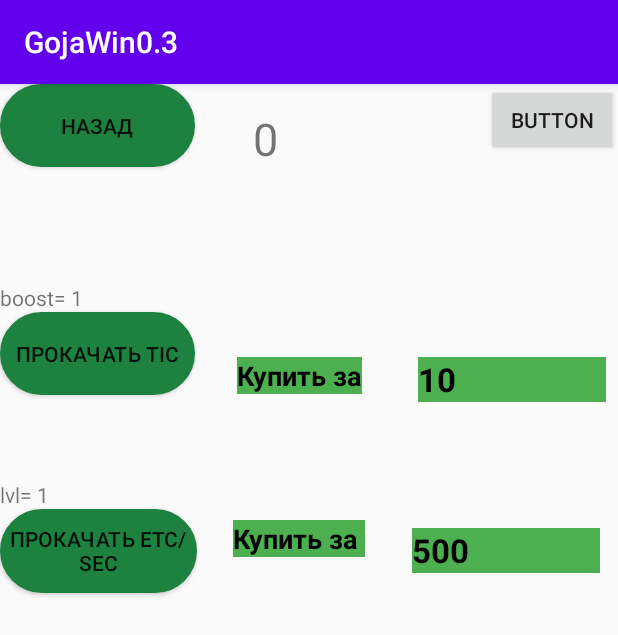
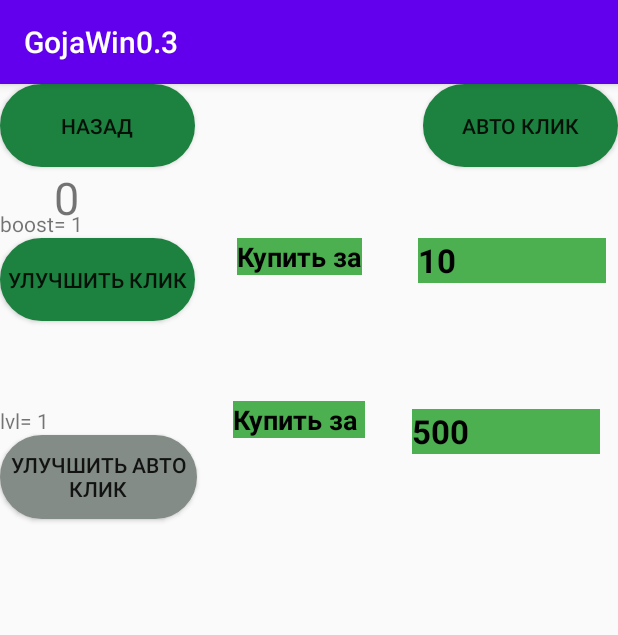
Before and after one commit to Sudkir/Dumpling, an Android app: the screen it shows after launch (MainActivityBuy), after a tap on "ПРОКАЧКА", on a phone screen of 412 x 824 dp. Shown: the top 635 px of the screen. Run offline under Robolectric (Android 15) with nearby library versions, the phone set to English and light mode, and no system bars.

```diff
--- a/app/src/main/java/com/example/gojawin01/MainActivity.java
+++ b/app/src/main/java/com/example/gojawin01/MainActivity.java
@@ -34,6 +34,7 @@ import android.widget.TextView;
 import android.widget.Toast;
 
 import java.util.Map;
+import java.util.Objects;
 import java.util.concurrent.atomic.AtomicInteger;
 
 
@@ -119,6 +120,7 @@ public class MainActivity extends AppCompatActivity {
     // Идентификатор канала
     private static String CHANNEL_ID = "CHANNEL_ID";
 
+    @RequiresApi(api = Build.VERSION_CODES.KITKAT)
     @Override
     protected void onCreate(Bundle savedInstanceState) {
         super.onCreate(savedInstanceState);
@@ -127,7 +129,7 @@ public class MainActivity extends AppCompatActivity {
 
         setContentView(R.layout.activity_main);
         //спрятать заголовок
-        getSupportActionBar().hide();
+        Objects.requireNonNull(getSupportActionBar()).hide();
 
         timerTextView = (TextView) findViewById(R.id.timerTxt);
 
@@ -194,7 +196,6 @@ public class MainActivity extends AppCompatActivity {
             bol = mSettings.getBoolean(APP_PREFERENCES_BOOL, false);
 
         }
-
         //mute
         if (mSettings.contains(APP_PREFERENCES_MUTE)) {
             muteBool = mSettings.getBoolean(APP_PREFERENCES_MUTE, true);
@@ -259,18 +260,13 @@ public class MainActivity extends AppCompatActivity {
             }
 
         }
-
-        if (bol)
-        {
+        if (bol) {
             //зануление счётчика
             timerHandler.removeCallbacks(timerRunnable);
             //старт таймера
             startTime = System.currentTimeMillis();
             timerHandler.postDelayed(timerRunnable, 0);
         }
-
-
-
 
         Bundle arguments1 = getIntent().getExtras();
 
@@ -280,9 +276,7 @@ public class MainActivity extends AppCompatActivity {
                 MediaPlayerMusic.onResume();
             }
         }
-
     }
-
 
     protected void onResume()
 {
@@ -371,7 +365,6 @@ public class MainActivity extends AppCompatActivity {
 
 
     public void SettingsBtn(View v){
-        showNotification("228","\uD83D\uDC7D");
         Intent intent = new Intent(MainActivity.this, MainActivitySettings.class);
         intent.putExtra("mute", muteBool);
         startActivity(intent);
--- a/app/src/main/java/com/example/gojawin01/MainActivityBuy.java
+++ b/app/src/main/java/com/example/gojawin01/MainActivityBuy.java
@@ -1,5 +1,6 @@
 package com.example.gojawin01;
 
+import androidx.annotation.DrawableRes;
 import androidx.annotation.RequiresApi;
 import androidx.appcompat.app.AppCompatActivity;
 import androidx.core.app.NotificationCompat;
@@ -14,6 +15,8 @@ import android.graphics.Color;
 import android.os.Build;
 import android.os.Bundle;
 import android.view.View;
+import android.view.animation.Animation;
+import android.view.animation.AnimationUtils;
 import android.widget.Button;
 import android.widget.TextView;
 import android.widget.Toast;
@@ -40,9 +43,26 @@ public class MainActivityBuy extends AppCompatActivity {
 
     public TextView lvlClick; // показ уровня клика
     public TextView lvlTime; // показ цены тайма
-    boolean bmute;
+    boolean BoolMute;
 
-public  void Pered()//передача переменных
+
+
+    @Override
+    protected void onCreate(Bundle savedInstanceState) {
+        super.onCreate(savedInstanceState);
+        setContentView(R.layout.activity_main_buy);
+        price = (TextView) findViewById(R.id.Price);
+        priceTime = (TextView) findViewById(R.id.PriceTime);
+        countView = (TextView)findViewById(R.id.CountView);
+        lvlClick = (TextView) findViewById(R.id.lvlClickText);
+        lvlTime = (TextView)findViewById(R.id.lvlTimeText);
+        //передача переменных
+        Pered();
+        LoadData();
+    }
+
+
+    public  void Pered()//передача переменных
 {
     Bundle arguments = getIntent().getExtras();
     BuyUp buyUp;
@@ -54,8 +74,9 @@ public  void Pered()//передача переменных
     boostUpTime = buyUp.getBoostUpTimeCl();
     lvlUpTime = buyUp.getLvlUpTimeCl();
     timerBool = buyUp.getTimerBoolCl();
-    bmute = arguments.getBoolean("mute");
-        if(bmute) {
+    //включение плеера
+    BoolMute = arguments.getBoolean("mute");
+        if(BoolMute) {
             MediaPlayerMusic.onResume();
         }
 
@@ -72,7 +93,13 @@ public  void Pered()//передача переменных
         lvlTime.setText("lvl= "+ lvlUpTime);
         if (timerBool){
             Button b = (Button) findViewById(R.id.btnTimer);
-            b.setVisibility(View.INVISIBLE);
+            b.setClickable(false);
+            b.setBackgroundResource(R.drawable.button_unclick);
+        }
+        else {
+            Button b = (Button) findViewById(R.id.btnBoosterTime);
+            b.setClickable(false);
+            b.setBackgroundResource(R.drawable.button_unclick);
         }
     }
 
@@ -89,27 +116,8 @@ public  void Pered()//передача переменных
         buyUp.setBoostUpTimeCl(boostUpTime);
         buyUp.setLvlUpTimeCl(lvlUpTime);
         buyUp.seTimerBoolCl(timerBool);
-
-
     }
 
-    @Override
-    protected void onCreate(Bundle savedInstanceState) {
-        super.onCreate(savedInstanceState);
-        setContentView(R.layout.activity_main_buy);
-
-        price = (TextView) findViewById(R.id.Price);
-        priceTime = (TextView) findViewById(R.id.PriceTime);
-        countView = (TextView)findViewById(R.id.CountView);
-
-        lvlClick = (TextView) findViewById(R.id.lvlClickText);
-        lvlTime = (TextView)findViewById(R.id.lvlTimeText);
-
-        //передача переменных
-        Pered();
-        LoadData();
-
-    }
 
     @Override
     protected void onStart() {
@@ -135,11 +143,10 @@ public  void Pered()//передача переменных
         //создание экземпляра класса
         Intent intent = new Intent(MainActivityBuy.this, MainActivity.class);
         BuyUp buyUp = new BuyUp(boostUp, mCount, lvlUpOne,boostUpTime,lvlUpTime,timerBool);
+        //заполнение данными
         intent.putExtra(BuyUp.class.getSimpleName(), buyUp);
-        intent.putExtra("mute", bmute);
-
+        intent.putExtra("mute", BoolMute);
         UpdateData();
-
         //старт окна
         startActivity(intent);
     }
@@ -151,29 +158,31 @@ public  void Pered()//передача переменных
 
 
 
+    @RequiresApi(api = Build.VERSION_CODES.O)
     public void startTimerBuy(View view){
         Toast toastTimer = Toast.makeText(this, "Нужно накопить 500 очков", Toast.LENGTH_LONG);
         if (mCount>= boostUpTime) {
             mCount =mCount- boostUpTime;
             timerBool = true;
+            //настройка кнопок
             Button b = (Button) findViewById(R.id.btnTimer);
-            b.setVisibility(View.INVISIBLE);
+            b.setClickable(false);
+            b.setBackgroundResource(R.drawable.button_unclick);
+            Button s = (Button) findViewById(R.id.btnBoosterTime);
+            s.setClickable(true);
+            s.setBackgroundResource(R.drawable.button_states);
+            //вывод уведомления
+            showNotification("Достижение","Куплен пассивный доход\uD83D\uDC7D");
         }
         else
         {
             toastTimer.show();
         }
+        Button booster = (Button) findViewById(R.id.btnTimer);
+        AnimUp(booster);
         UpdateData();
         LoadData();
     }
-
-
-
-
-
-
-
-
 
     @RequiresApi(api = Build.VERSION_CODES.O)
     public <string> void showNotification(string strContentTitle,string strContentText){
@@ -208,8 +217,6 @@ public  void Pered()//передача переменных
         notificationManager.notify(NOTIFY_ID, notificationBuilder.build());
     }
 
-
-
     //прокачка клика вывод обновленных результатов
     @SuppressLint("SetTextI18n")
     @RequiresApi(api = Build.VERSION_CODES.O)
@@ -220,16 +227,36 @@ public  void Pered()//передача переменных
             mCount = mCount - boostUp;
             boostUp = boostUp *4;
             price.setText(Integer.toString(boostUp));
+
+            //получение достижений
+            if (lvlUpOne==16) {
+                showNotification("Достижение получено!", "Куплено х16 улучшений клика");
+            }
+            if (lvlUpOne==128) {
+                showNotification("Достижение получено!","Куплено х128 улучшений клика");
+            }
+
         }
         else
         {
             Toast toast = Toast.makeText(this, R.string.boost_message, Toast.LENGTH_LONG);
             toast.show();
         }
+        Button booster = (Button) findViewById(R.id.Booster);
+        AnimUp(booster);
         //обновление данных в классе
         UpdateData();
         LoadData();
     }
+
+    public void AnimUp(Button b)
+    {
+        final Animation animation =  AnimationUtils.loadAnimation(this, R.anim.bounce);
+        BounceInterpolator interpolator = new BounceInterpolator(0.2, 20);
+        animation.setInterpolator(interpolator);
+        b.setAnimation(animation);
+    }
+
 
 
 
@@ -242,10 +269,10 @@ public  void Pered()//передача переменных
             mCount = mCount - boostUpTime;
             boostUpTime = boostUpTime * 6;
 
+            //получение достижений
             if (lvlUpTime==10) {
                 showNotification("Достижение получено!", "Куплено 10 улучшений клика");
             }
-
             if (lvlUpTime==20) {
                 showNotification("Достижение получено!","Куплено 20 улучшений клика");
             }
@@ -257,6 +284,8 @@ public  void Pered()//передача переменных
             toast.show();
         }
         //обновление данных в классе
+        Button boosterTime = (Button) findViewById(R.id.btnBoosterTime);
+        AnimUp(boosterTime);
         UpdateData();
         LoadData();
 
--- /dev/null
+++ b/app/src/main/res/drawable/button_unclick.xml
@@ -0,0 +1,32 @@
+<?xml version="1.0" encoding="utf-8"?>
+<selector xmlns:android="http://schemas.android.com/apk/res/android">
+    <item android:state_pressed="false">
+        <shape android:shape="rectangle">
+            <corners android:radius="1000dp" />
+            <solid android:color="#FF838C86" />
+            <stroke
+                android:width="2dip"
+                android:color="#FF838C86" />
+            <padding
+                android:bottom="4dp"
+                android:left="4dp"
+                android:right="4dp"
+                android:top="4dp" />
+
+        </shape>
+    </item>
+    <item android:state_pressed="true">
+        <shape android:shape="rectangle">
+            <corners android:radius="1000dp" />
+            <solid android:color="#838C86" />
+            <stroke
+                android:width="2dip"
+                android:color="#FF838C86" />
+            <padding
+                android:bottom="4dp"
+                android:left="4dp"
+                android:right="4dp"
+                android:top="4dp" />
+        </shape>
+    </item>
+</selector>
--- a/app/src/main/res/layout/activity_main_buy.xml
+++ b/app/src/main/res/layout/activity_main_buy.xml
@@ -8,14 +8,14 @@
 
     <TextView
         android:id="@+id/CountView"
-        android:layout_width="205dp"
-        android:layout_height="58dp"
-        android:layout_marginTop="16dp"
+        android:layout_width="343dp"
+        android:layout_height="47dp"
         android:text="TextView"
         android:textSize="30sp"
         app:layout_constraintEnd_toEndOf="parent"
-        app:layout_constraintStart_toEndOf="@+id/exitBtn"
-        app:layout_constraintTop_toTopOf="parent" />
+        app:layout_constraintHorizontal_bias="0.529"
+        app:layout_constraintStart_toStartOf="parent"
+        app:layout_constraintTop_toBottomOf="@+id/exitBtn" />
 
     <Button
         android:id="@+id/exitBtn"
@@ -31,19 +31,17 @@
         android:id="@+id/Booster"
         android:layout_width="130dp"
         android:layout_height="55dp"
-        android:layout_marginTop="152dp"
         android:background="@drawable/button_states"
         android:onClick="Booster"
-        android:text="Прокачать Tic"
+        android:text="Улучшить клик"
         app:layout_constraintStart_toStartOf="parent"
-        app:layout_constraintTop_toTopOf="parent" />
+        app:layout_constraintTop_toBottomOf="@+id/CountView" />
 
     <TextView
         android:id="@+id/Price"
         style="@style/Widget.AppCompat.TextView"
         android:layout_width="125dp"
         android:layout_height="30dp"
-        android:layout_marginTop="108dp"
         android:layout_marginEnd="8dp"
         android:layout_marginRight="8dp"
         android:background="#4CAF50"
@@ -60,7 +58,6 @@
         style="@style/Widget.AppCompat.TextView"
         android:layout_width="wrap_content"
         android:layout_height="wrap_content"
-        android:layout_marginTop="108dp"
         android:background="#4CAF50"
         android:text="Купить за"
         android:textColor="@android:color/primary_text_light"
@@ -79,8 +76,9 @@
 
         android:layout_marginTop="76dp"
         android:background="@drawable/button_states"
+        android:clickable="false"
         android:onClick="BoosterTime"
-        android:text="прокачать etc/sec"
+        android:text="Улучшить Авто Клик"
         app:layout_constraintStart_toStartOf="parent"
         app:layout_constraintTop_toBottomOf="@+id/Booster" />
 
@@ -136,10 +134,11 @@
 
     <Button
         android:id="@+id/btnTimer"
-        android:layout_width="wrap_content"
-        android:layout_height="wrap_content"
+        android:layout_width="130dp"
+        android:layout_height="55dp"
+        android:background="@drawable/button_states"
         android:onClick="startTimerBuy"
-        android:text="Button"
+        android:text="Авто Клик"
         app:layout_constraintEnd_toEndOf="parent"
         app:layout_constraintTop_toTopOf="parent" />
 
```
Also changed, not shown: app/src/main/java/com/example/gojawin01/MainActivitySettings.java (+43 -8 lines), app/src/main/java/com/example/gojawin01/OnSwipeTouchListener.java (added, +75 -0 lines), app/src/main/res/layout/activity_settings.xml (+20 -1 lines).
